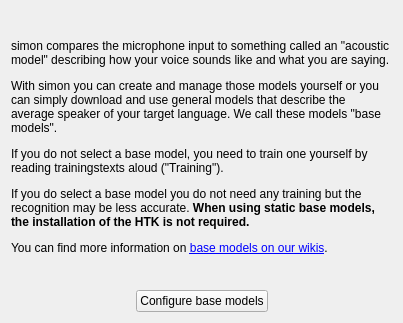
Qt form simon/src/firstrunbasemodelconfig.ui (KDE/simon) before a commit.
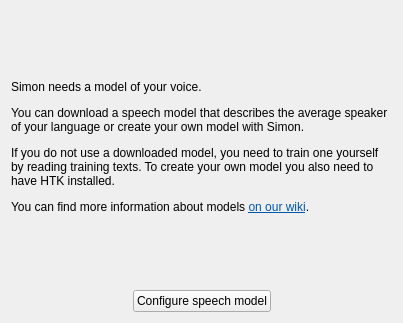
The same form after that commit. Custom widgets are drawn as their Qt base class.

Patch:
```diff
--- a/simon/src/firstrunbasemodelconfig.ui
+++ b/simon/src/firstrunbasemodelconfig.ui
@@ -17,13 +17,14 @@
    <item>
     <widget class="QLabel" name="lbDescription">
      <property name="text">
-      <string>&lt;html&gt;&lt;head /&gt;
-&lt;body&gt;
-&lt;p&gt;simon compares the microphone input to something called an &amp;quot;acoustic model&amp;quot; describing how your voice sounds like and what you are saying.&lt;/p&gt;
-&lt;p&gt;With simon you can create and manage those models yourself or you can simply download and use general models that describe the average speaker of your target language. We call these models &amp;quot;base models&amp;quot;.&lt;/p&gt;
-&lt;p&gt;If you do not select a base model, you need to train one yourself by reading trainingstexts aloud (&amp;quot;Training&amp;quot;).&lt;/p&gt;
-&lt;p&gt;If you do select a base model you do not need any training but the recognition may be less accurate. &lt;span style=&quot; font-weight:600;&quot;&gt;When using static base models, the installation of the HTK is not required.&lt;/span&gt;&lt;/p&gt;
-&lt;p&gt;You can find more information on &lt;a href=&quot;http://www.simon-listens.org/wiki/index.php/English:_Base_models&quot;&gt;base models on our wikis&lt;/a&gt;.&lt;/p&gt;&lt;/body&gt;&lt;/html&gt;</string>
+      <string>&lt;!DOCTYPE HTML PUBLIC &quot;-//W3C//DTD HTML 4.0//EN&quot; &quot;http://www.w3.org/TR/REC-html40/strict.dtd&quot;&gt;
+&lt;html&gt;&lt;head&gt;&lt;meta name=&quot;qrichtext&quot; content=&quot;1&quot; /&gt;&lt;style type=&quot;text/css&quot;&gt;
+p, li { white-space: pre-wrap; }
+&lt;/style&gt;&lt;/head&gt;&lt;body style=&quot; font-family:'DejaVu Sans'; font-size:9pt; font-weight:400; font-style:normal;&quot;&gt;
+&lt;p style=&quot; margin-top:12px; margin-bottom:12px; margin-left:0px; margin-right:0px; -qt-block-indent:0; text-indent:0px;&quot;&gt;Simon needs a model of your voice.&lt;/p&gt;
+&lt;p style=&quot; margin-top:12px; margin-bottom:12px; margin-left:0px; margin-right:0px; -qt-block-indent:0; text-indent:0px;&quot;&gt;You can download a speech model that describes the average speaker of your language or create your own model with Simon.&lt;/p&gt;
+&lt;p style=&quot; margin-top:12px; margin-bottom:12px; margin-left:0px; margin-right:0px; -qt-block-indent:0; text-indent:0px;&quot;&gt;If you do not use a downloaded model, you need to train one yourself by reading training texts. To create your own model you also need to have HTK installed.&lt;/p&gt;
+&lt;p style=&quot; margin-top:12px; margin-bottom:12px; margin-left:0px; margin-right:0px; -qt-block-indent:0; text-indent:0px;&quot;&gt;You can find more information about models &lt;a href=&quot;\&amp;quot;http://www.simon-listens.org/wiki/index.php/English:_Base_models\&amp;quot;&quot;&gt;&lt;span style=&quot; text-decoration: underline; color:#0057ae;&quot;&gt;on our wiki&lt;/span&gt;&lt;/a&gt;.&lt;/p&gt;&lt;/body&gt;&lt;/html&gt;</string>
      </property>
      <property name="wordWrap">
       <bool>true</bool>
@@ -51,7 +52,7 @@
      <item>
       <widget class="KPushButton" name="pbConfigureBaseModel">
        <property name="text">
-        <string>Configure base models</string>
+        <string>Configure speech model</string>
        </property>
       </widget>
      </item>
```
